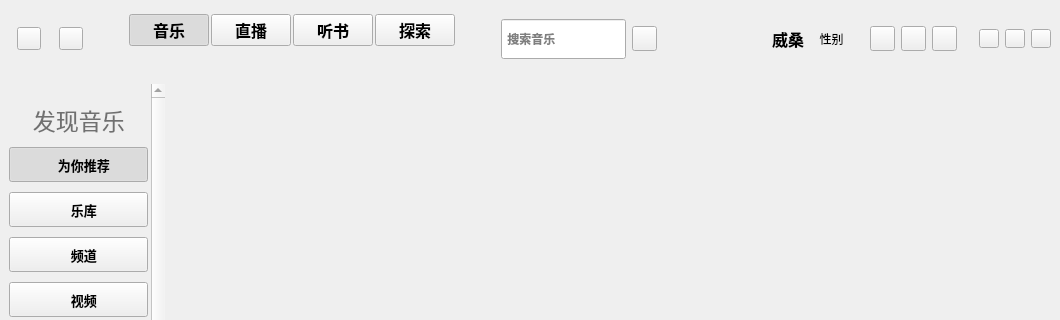
Qt form KuGouStart/KuGouApp.ui (a-mo-xi-wei/Qt-KuGouAppClient) before a commit; both pictures show x 0 to 1060 and y 0 to 320 of the 1060 by 735 pixel window.
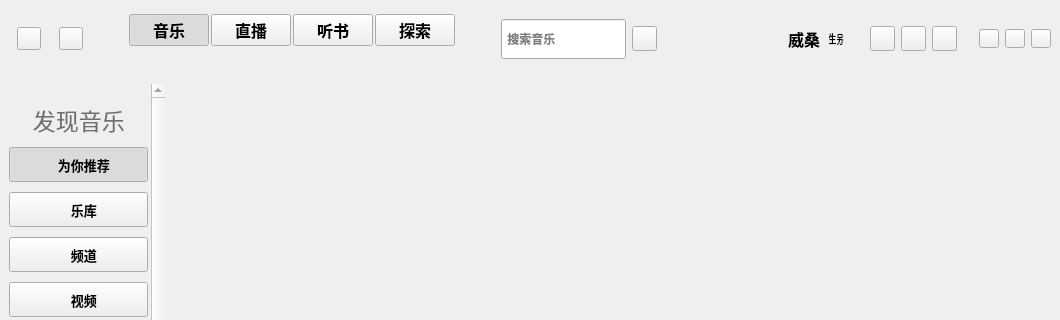
The same form after that commit. Custom widgets are drawn as their Qt base class.

Commit message: 优化界面

Patch:
```diff
--- a/KuGouStart/KuGouApp.ui
+++ b/KuGouStart/KuGouApp.ui
@@ -55,7 +55,7 @@
      <property name="mouseTracking">
       <bool>false</bool>
      </property>
-     <layout class="QHBoxLayout" name="horizontalLayout_2">
+     <layout class="QHBoxLayout" name="horizontalLayout_5">
       <property name="leftMargin">
        <number>17</number>
       </property>
@@ -480,6 +480,11 @@
        </widget>
       </item>
       <item>
+       <layout class="QHBoxLayout" name="horizontalLayout_2">
+        <property name="spacing">
+         <number>0</number>
+        </property>
+        <item>
        <widget class="QLabel" name="title_name_label">
         <property name="minimumSize">
          <size>
@@ -517,14 +522,14 @@
         </property>
         <property name="minimumSize">
          <size>
-          <width>25</width>
-          <height>25</height>
+            <width>15</width>
+            <height>15</height>
          </size>
         </property>
         <property name="maximumSize">
          <size>
-          <width>25</width>
-          <height>25</height>
+            <width>15</width>
+            <height>15</height>
          </size>
         </property>
         <property name="toolTip">
@@ -540,6 +545,8 @@
          <set>Qt::AlignCenter</set>
         </property>
        </widget>
+        </item>
+       </layout>
       </item>
       <item>
        <spacer name="hs4">
```
Lines whose indentation alone changed are shown as unchanged.
